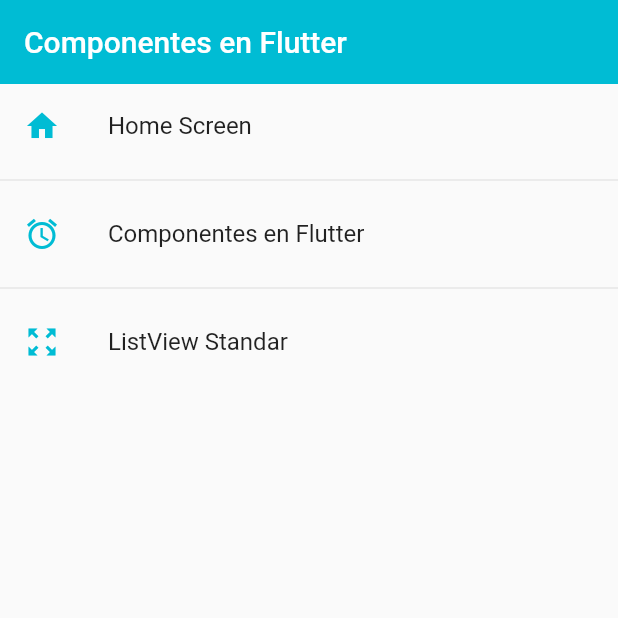
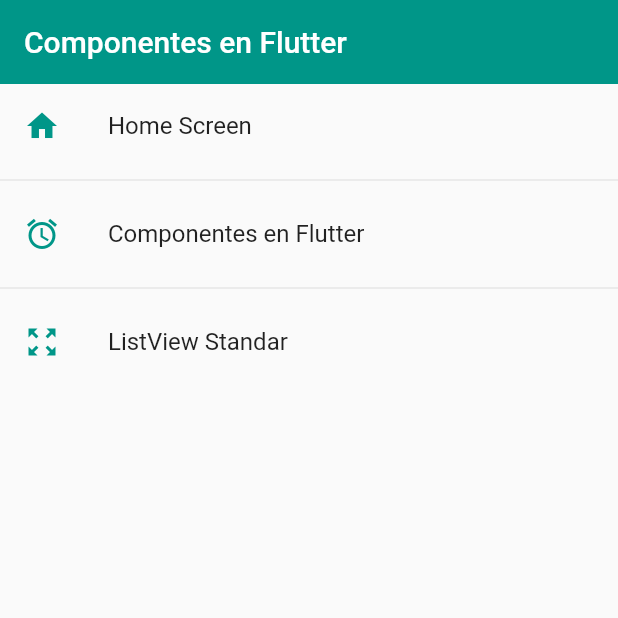
Before and after one commit to alexglzrys/flutter-widgets, a Flutter app: the screen it shows after launch, on a phone screen of 412 x 824 dp, the top half of it. Run offline on Flutter 3.47's test engine with Material 2 defaults, Android fonts, the phone set to English and light mode, and no system bars.

Commit message:
Clase para el tema global de la aplicación

```diff
--- a/lib/main.dart
+++ b/lib/main.dart
@@ -1,4 +1,5 @@
 import 'package:componentes_app/router/app_routes.dart';
+import 'package:componentes_app/theme/app_theme.dart';
 import 'package:flutter/material.dart';
 
 // Este paquete exporta todos los componentes a usar como pantallas de nuestra aplicación
@@ -25,13 +26,7 @@ class MyApp extends StatelessWidget {
         onGenerateRoute: AppRoutes.onGenerateRoute,
 
         // ? Flutter permite definir un tema principal para nuestra App, si embargo, se recomienda hacer una copia de uno que ya se tenga por defecto por que son muchas cosas que se tienen que especoficar para cada widget que existe en Flutter
-      // copyWith hace una copia del tema seleccionado para proceder a sobre-escribir el estilo que necesitamos
         // Todos los componentes que no tengan definido explicitamente una propiedad de tema específico, se verán afectados por esta configuración Global
-      theme: ThemeData.light().copyWith(
-          // Color primario (hay ciertos Widgets que usan este color)
-          primaryColor: Colors.cyanAccent,
-          // AppBar Theme
-          appBarTheme: AppBarTheme(elevation: 0, color: Colors.cyan)),
-    );
+        theme: AppTheme.lightTheme);
   }
 }
--- a/lib/screens/home_screen.dart
+++ b/lib/screens/home_screen.dart
@@ -1,5 +1,6 @@
 import 'package:componentes_app/router/app_routes.dart';
 import 'package:componentes_app/screens/screens.dart';
+import 'package:componentes_app/theme/app_theme.dart';
 import 'package:flutter/material.dart';
 
 class HomeScreen extends StatelessWidget {
@@ -20,7 +21,7 @@ class HomeScreen extends StatelessWidget {
                   title: Text(AppRoutes.menuOptions[index].name),
                   leading: Icon(
                     AppRoutes.menuOptions[index].icon,
-                    color: Colors.cyan,
+                    color: AppTheme.primary,
                   ),
                   onTap: () {
                     // ! Forma anterior para navegar. Podemos especificar el tipo de animación (personalizar)
--- /dev/null
+++ b/lib/theme/app_theme.dart
@@ -0,0 +1,33 @@
+import 'package:flutter/material.dart';
+
+class AppTheme {
+  // Definir el color primario
+  static Color primary = Colors.teal;
+  static Color? dark_primary = Colors.grey[900];
+
+  // Crear una copia del tema light y sobre-escribir el estilo necesario
+  // copyWith hace una copia del tema seleccionado para proceder a sobre-escribir el estilo que necesitamos
+  static ThemeData lightTheme = ThemeData.light().copyWith(
+    // El color primario (hay ciertos Widgets que usan este color)
+    primaryColor: primary,
+    // AppBar Theme
+    appBarTheme: AppBarTheme(
+      color: primary,
+      elevation: 0,
+    ),
+  );
+
+  // Definir un esquema de color para temas oscuros
+  static ThemeData darkTheme = ThemeData.dark().copyWith(
+    // El color primario (hay ciertos Widgets que usan este color)
+    primaryColor: dark_primary,
+    // AppBar Theme
+    appBarTheme: AppBarTheme(
+      color: dark_primary,
+      elevation: 0,
+    ),
+
+    // Color del Scaffold
+    scaffoldBackgroundColor: Colors.black,
+  );
+}
```
Lines whose indentation alone changed are shown as unchanged.
